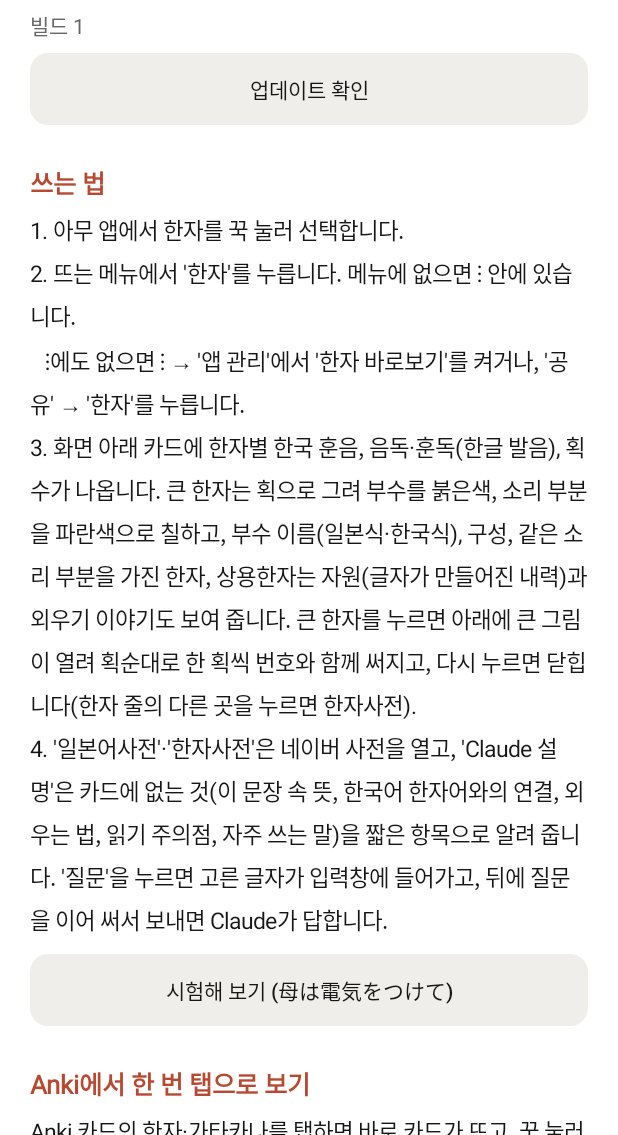
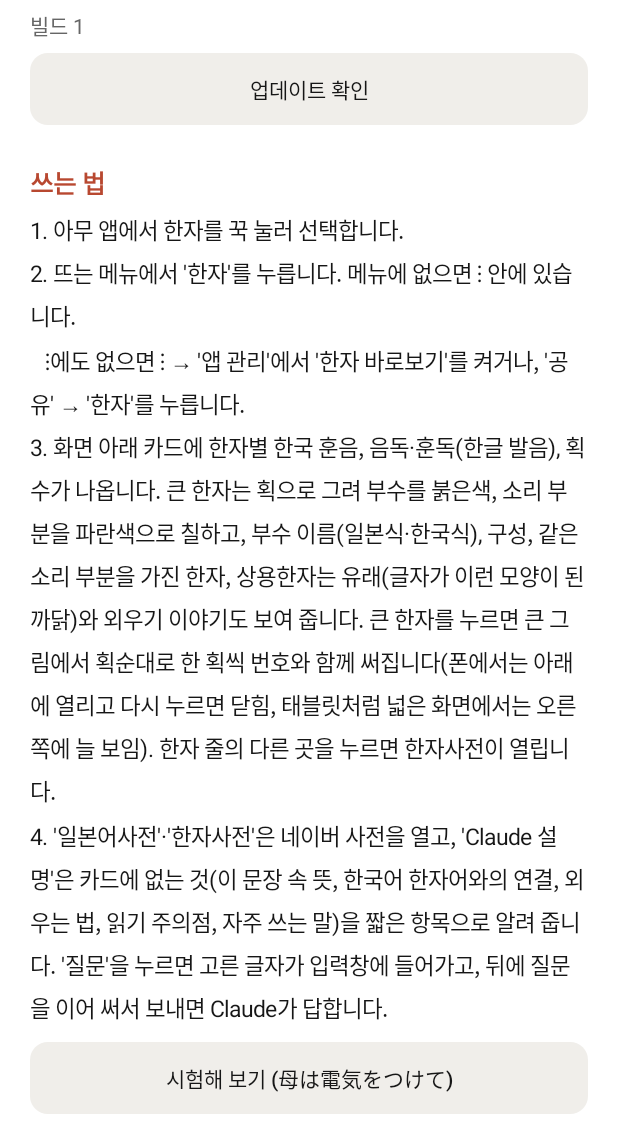
Before and after one commit to ggumtak/test, an Android app: the screen it shows after launch (MainActivity), on a phone screen of 412 x 824 dp, the part 101-1236 px from its top. Run offline under Robolectric (Android 15) with nearby library versions, the phone set to English and light mode, and no system bars.

```diff
--- a/app/src/main/java/com/ggumtak/hanja/MainActivity.kt
+++ b/app/src/main/java/com/ggumtak/hanja/MainActivity.kt
@@ -48,8 +48,9 @@ class MainActivity : Activity() {
                 "   ⋮에도 없으면 ⋮ → '앱 관리'에서 '한자 바로보기'를 켜거나, '공유' → '한자'를 누릅니다.\n" +
                 "3. 화면 아래 카드에 한자별 한국 훈음, 음독·훈독(한글 발음), 획수가 나옵니다. 큰 한자는 획으로 그려 " +
                 "부수를 붉은색, 소리 부분을 파란색으로 칠하고, 부수 이름(일본식·한국식), 구성, 같은 소리 부분을 가진 한자, " +
-                "상용한자는 자원(글자가 만들어진 내력)과 외우기 이야기도 보여 줍니다. 큰 한자를 누르면 아래에 큰 그림이 열려 " +
-                "획순대로 한 획씩 번호와 함께 써지고, 다시 누르면 닫힙니다(한자 줄의 다른 곳을 누르면 한자사전).\n" +
+                "상용한자는 유래(글자가 이런 모양이 된 까닭)와 외우기 이야기도 보여 줍니다. 큰 한자를 누르면 큰 그림에서 " +
+                "획순대로 한 획씩 번호와 함께 써집니다(폰에서는 아래에 열리고 다시 누르면 닫힘, 태블릿처럼 넓은 화면에서는 " +
+                "오른쪽에 늘 보임). 한자 줄의 다른 곳을 누르면 한자사전이 열립니다.\n" +
                 "4. '일본어사전'·'한자사전'은 네이버 사전을 열고, 'Claude 설명'은 카드에 없는 것(이 문장 속 뜻, 한국어 한자어와의 연결, " +
                 "외우는 법, 읽기 주의점, 자주 쓰는 말)을 짧은 항목으로 알려 줍니다. " +
                 "'질문'을 누르면 고른 글자가 입력창에 들어가고, 뒤에 질문을 이어 써서 보내면 Claude가 답합니다.",
@@ -202,7 +203,7 @@ class MainActivity : Activity() {
                 "획 그림(붓 외곽선): AnimCJK (Arphic PL KaitiM 글꼴에서 파생, Arphic Public License)\n" +
                 "부품·소리 부분·획 순서: KanjiVG (Ulrich Apel, CC BY-SA 3.0)\n" +
                 "부수 분류: KANJIDIC2 (일본 사전 기준), 부수 이름: Kanjium (CC BY-SA 4.0)을 참고해 정리\n" +
-                "상용한자 자원·외우기: Claude가 쓰고 따로 검토 (참고: makemeahanzi, LGPL)\n" +
+                "상용한자 유래·외우기: Claude가 쓰고 따로 검토 (참고: makemeahanzi, LGPL)\n" +
                 "신자체·정자 대응: Unicode Unihan (Unicode License)",
         ).apply { textSize = 13f })
 
```
Also changed, not shown: app/src/main/java/com/ggumtak/hanja/KanjiStrokeView.kt (+9 -4 lines), app/src/main/java/com/ggumtak/hanja/LookupActivity.kt (+32 -15 lines), app/src/main/java/com/ggumtak/hanja/Parts.kt (+12 -0 lines), 2 other files.
